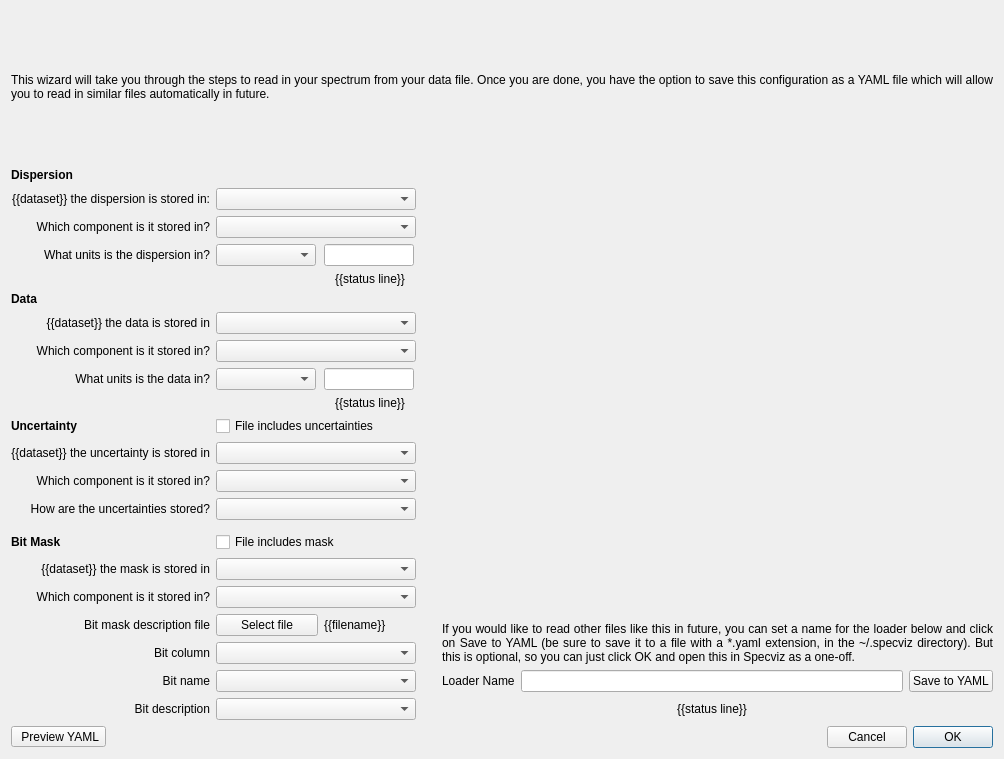
This is specviz/data/qt/ui/wizard.ui in spacetelescope/specviz as Qt 5 draws it before an edit. The edited form follows.
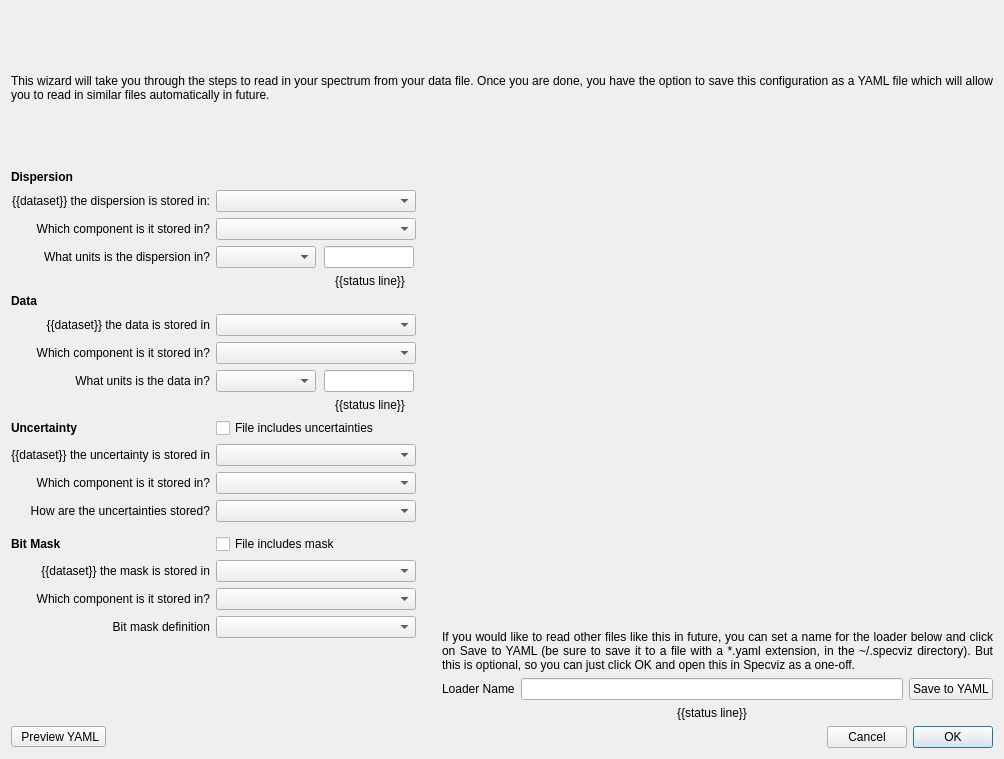
This is the edited form.

Commit message: Allow user to select between Custom/JWST/SDSS mask definitions

The edit to the form file:
```diff
--- a/specviz/data/qt/ui/wizard.ui
+++ b/specviz/data/qt/ui/wizard.ui
@@ -524,36 +524,6 @@
          </property>
         </widget>
        </item>
-       <item row="18" column="0">
-        <widget class="QLabel" name="label_data_dataset">
-         <property name="font">
-          <font>
-           <weight>50</weight>
-           <bold>false</bold>
-          </font>
-         </property>
-         <property name="text">
-          <string>Bit mask description file</string>
-         </property>
-         <property name="alignment">
-          <set>Qt::AlignRight|Qt::AlignTrailing|Qt::AlignVCenter</set>
-         </property>
-        </widget>
-       </item>
-       <item row="18" column="1">
-        <widget class="QPushButton" name="button_select_mask_file">
-         <property name="text">
-          <string>Select file</string>
-         </property>
-        </widget>
-       </item>
-       <item row="18" column="2">
-        <widget class="QLabel" name="label_filename">
-         <property name="text">
-          <string>{{filename}}</string>
-         </property>
-        </widget>
-       </item>
        <item row="20" column="4">
         <widget class="QLabel" name="label_5">
          <property name="sizePolicy">
@@ -609,92 +579,24 @@
          </property>
         </widget>
        </item>
-       <item row="19" column="0">
-        <widget class="QLabel" name="label_9">
-         <property name="text">
-          <string>Bit column</string>
+       <item row="18" column="0">
+        <widget class="QLabel" name="label_data_dataset">
+         <property name="font">
+          <font>
+           <weight>50</weight>
+           <bold>false</bold>
+          </font>
          </property>
-         <property name="alignment">
-          <set>Qt::AlignRight|Qt::AlignTrailing|Qt::AlignVCenter</set>
-         </property>
-        </widget>
-       </item>
-       <item row="20" column="0">
-        <widget class="QLabel" name="label_10">
          <property name="text">
-          <string>Bit name</string>
+          <string>Bit mask definition</string>
          </property>
          <property name="alignment">
           <set>Qt::AlignRight|Qt::AlignTrailing|Qt::AlignVCenter</set>
          </property>
         </widget>
        </item>
-       <item row="21" column="0">
-        <widget class="QLabel" name="label_11">
-         <property name="text">
-          <string>Bit description</string>
-         </property>
-         <property name="alignment">
-          <set>Qt::AlignRight|Qt::AlignTrailing|Qt::AlignVCenter</set>
-         </property>
-        </widget>
-       </item>
-       <item row="19" column="1" colspan="2">
-        <widget class="QComboBox" name="combo_bit_id">
-         <property name="sizePolicy">
-          <sizepolicy hsizetype="Fixed" vsizetype="Fixed">
-           <horstretch>0</horstretch>
-           <verstretch>0</verstretch>
-          </sizepolicy>
-         </property>
-         <property name="minimumSize">
-          <size>
-           <width>200</width>
-           <height>0</height>
-          </size>
-         </property>
-         <property name="sizeAdjustPolicy">
-          <enum>QComboBox::AdjustToMinimumContentsLength</enum>
-         </property>
-        </widget>
-       </item>
-       <item row="20" column="1" colspan="2">
-        <widget class="QComboBox" name="combo_bit_name">
-         <property name="sizePolicy">
-          <sizepolicy hsizetype="Fixed" vsizetype="Fixed">
-           <horstretch>0</horstretch>
-           <verstretch>0</verstretch>
-          </sizepolicy>
-         </property>
-         <property name="minimumSize">
-          <size>
-           <width>200</width>
-           <height>0</height>
-          </size>
-         </property>
-         <property name="sizeAdjustPolicy">
-          <enum>QComboBox::AdjustToMinimumContentsLength</enum>
-         </property>
-        </widget>
-       </item>
-       <item row="21" column="1" colspan="2">
-        <widget class="QComboBox" name="combo_bit_description">
-         <property name="sizePolicy">
-          <sizepolicy hsizetype="Fixed" vsizetype="Fixed">
-           <horstretch>0</horstretch>
-           <verstretch>0</verstretch>
-          </sizepolicy>
-         </property>
-         <property name="minimumSize">
-          <size>
-           <width>200</width>
-           <height>0</height>
-          </size>
-         </property>
-         <property name="sizeAdjustPolicy">
-          <enum>QComboBox::AdjustToMinimumContentsLength</enum>
-         </property>
-        </widget>
+       <item row="18" column="1" colspan="2">
+        <widget class="QComboBox" name="combo_bit_mask_definition"/>
        </item>
       </layout>
      </item>
```
The commit also changes 1 other file.
